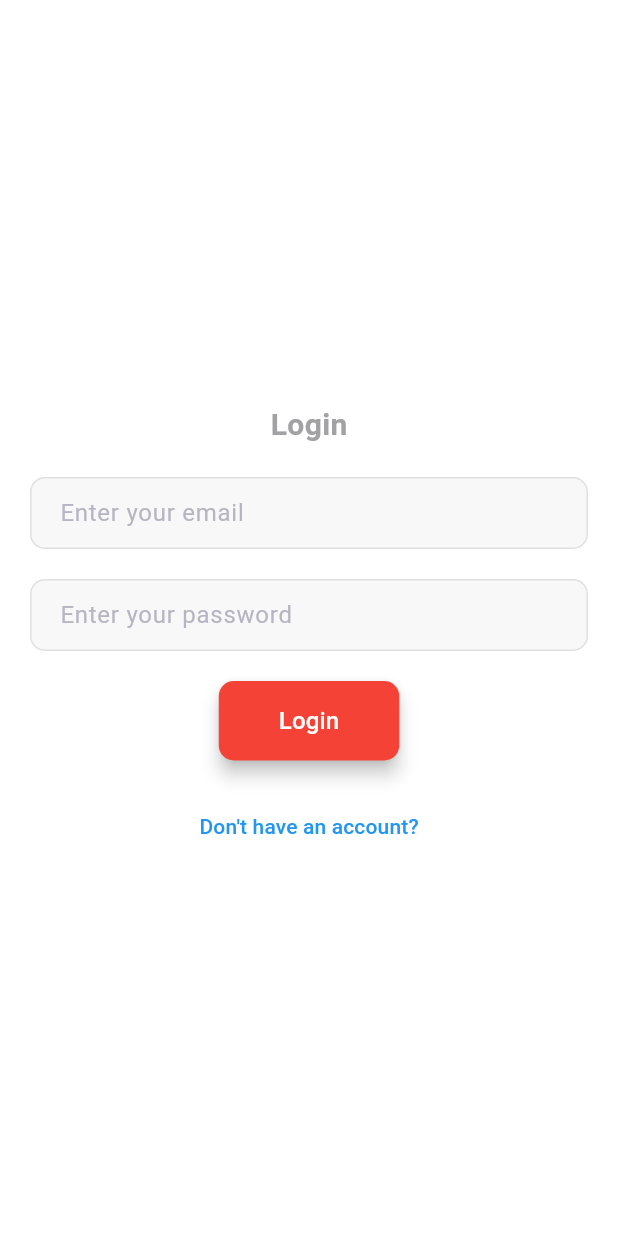
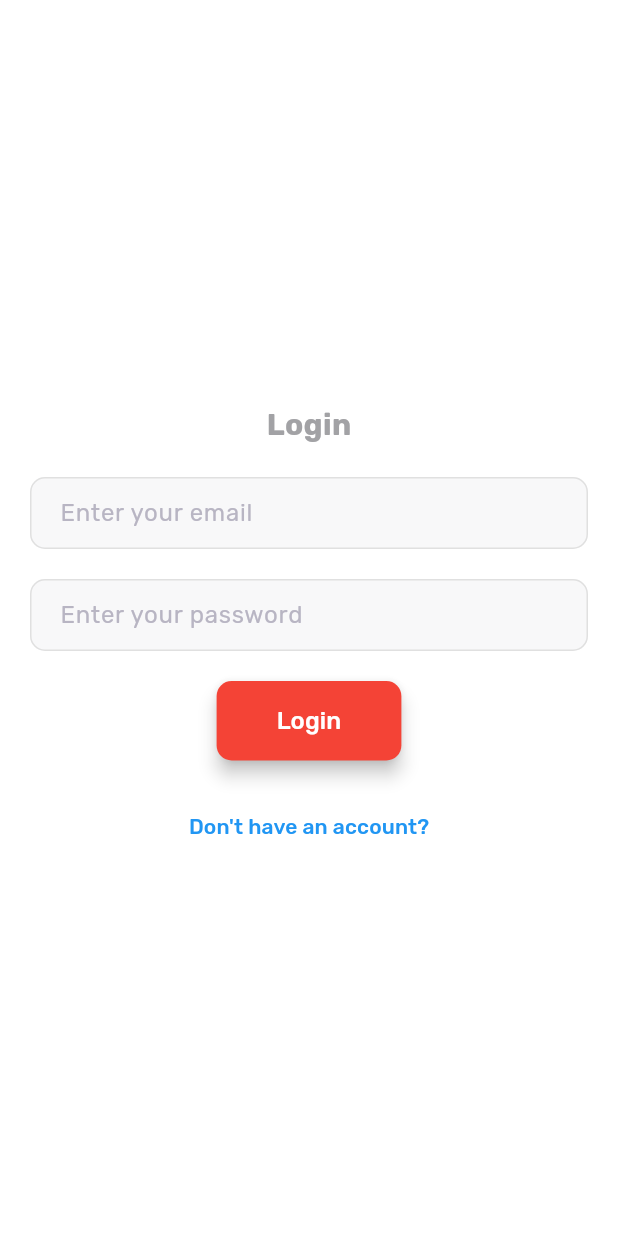
Before and after one commit to knightrome705/chatbuddy, a Flutter app: the screen it shows after launch, after a tap on "Skip", on a phone screen of 412 x 824 dp. Run offline on Flutter 3.47's test engine with Material 3 defaults, Android fonts, the phone set to English and light mode, and no system bars; our stand-ins replace cloud_firestore, emoji_picker_flutter, firebase_auth, firebase_core, firebase_messaging, firebase_storage and 3 more; accounts and stored records are empty; network calls fail; Roboto replaces fonts that are missing (Plus Jakarta).

Commit message:
adding a custom font for the app

```diff
--- a/lib/app/theme/app_theme.dart
+++ b/lib/app/theme/app_theme.dart
@@ -10,7 +10,7 @@ class AppTheme {
   static ThemeData lightTheme(BuildContext context) {
     return ThemeData(
       brightness: Brightness.light,
-      fontFamily: "Plus Jakarta",
+      fontFamily: "Rubik",
       primarySwatch: primaryMaterialColor,
       primaryColor: primaryColor,
       scaffoldBackgroundColor: Colors.white,
--- a/lib/app/view/auth/splash.dart
+++ b/lib/app/view/auth/splash.dart
@@ -1,34 +1,39 @@
 import 'package:chatbuddy/app/routes/screen_export.dart';
 import 'package:flutter/material.dart';
+import 'package:lottie/lottie.dart';
 
 class SplashScreen extends StatelessWidget {
   const SplashScreen({super.key});
+
   @override
-  Widget build(context) {
+  Widget build(BuildContext context) {
     return Scaffold(
       body: Center(
         child: Column(
           mainAxisAlignment: MainAxisAlignment.spaceAround,
           children: [
-            // SizedBox(
-            //   height: 150,
-            // ),
+            // Replace the image container with Lottie animation
             Container(
               height: 200,
               width: 200,
-              decoration: BoxDecoration(
-                image:const DecorationImage(
-                  image: AssetImage('assets/images/logo.jpg')
-                ),
-                borderRadius: BorderRadius.circular(100)
+              child: Lottie.asset(
+                'assets/animation/splash.json', // Path to your Lottie animation file
+                // fit: BoxFit.cover,
               ),
             ),
-           const Text("Welcome to the chat world",style: TextStyle(fontSize: 20),),
-
-
-            IconButton(onPressed: (){
-              Navigator.pushReplacementNamed(context,loginScreenRoute);
-            }, icon:const Text("Skip",style: TextStyle(color: Colors.blue),))
+            const Text(
+              "Welcome to the chat world",
+              style: TextStyle(fontSize: 20),
+            ),
+            IconButton(
+              onPressed: () {
+                Navigator.pushReplacementNamed(context, loginScreenRoute);
+              },
+              icon: const Text(
+                "Skip",
+                style: TextStyle(color: Colors.blue),
+              ),
+            ),
           ],
         ),
       ),
--- a/lib/app/widget/custom_textfield.dart
+++ b/lib/app/widget/custom_textfield.dart
@@ -31,7 +31,7 @@ class CustomTextField extends StatelessWidget {
           ),
           focusedBorder: OutlineInputBorder(
             borderRadius: BorderRadius.circular(10),
-            borderSide: BorderSide(color: Colors.red, width: 2),
+            borderSide: BorderSide(color: Colors.blue.shade200, width: 2),
           ),
           enabledBorder: OutlineInputBorder(
             borderRadius: BorderRadius.circular(10),
```
Also changed, not shown: assets/animation/splash.json (added, +1 -0 lines), pubspec.yaml (+6 -4 lines), assets/fonts/Rubik-Italic-VariableFont_wght.ttf (added), pubspec.lock.
